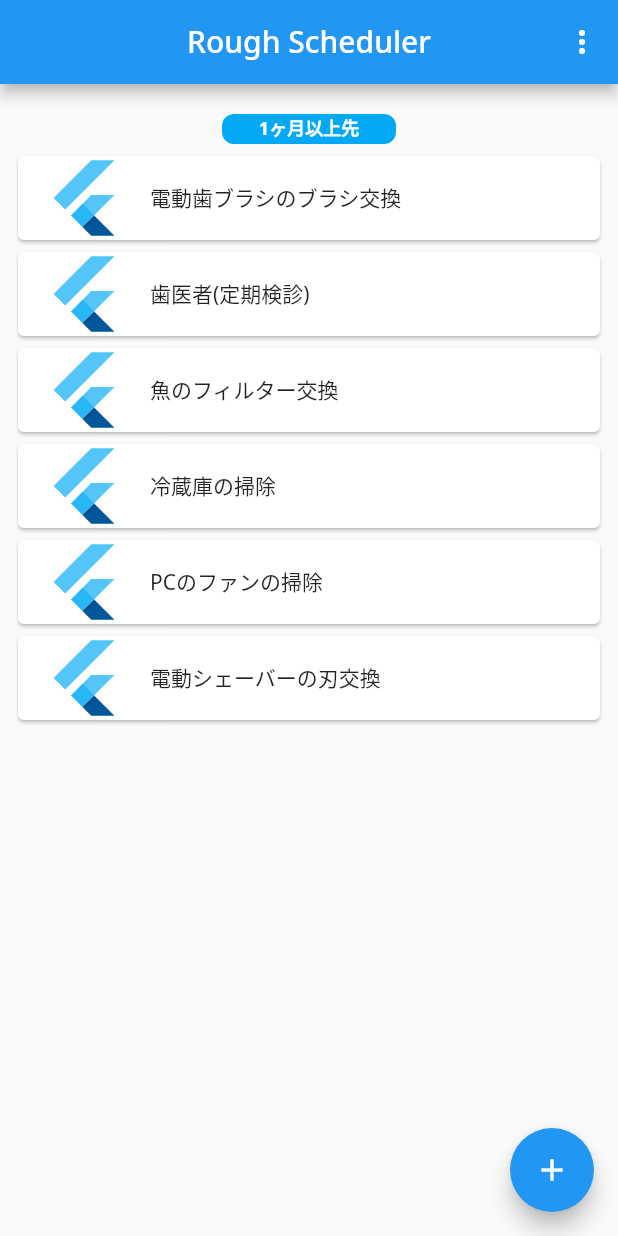
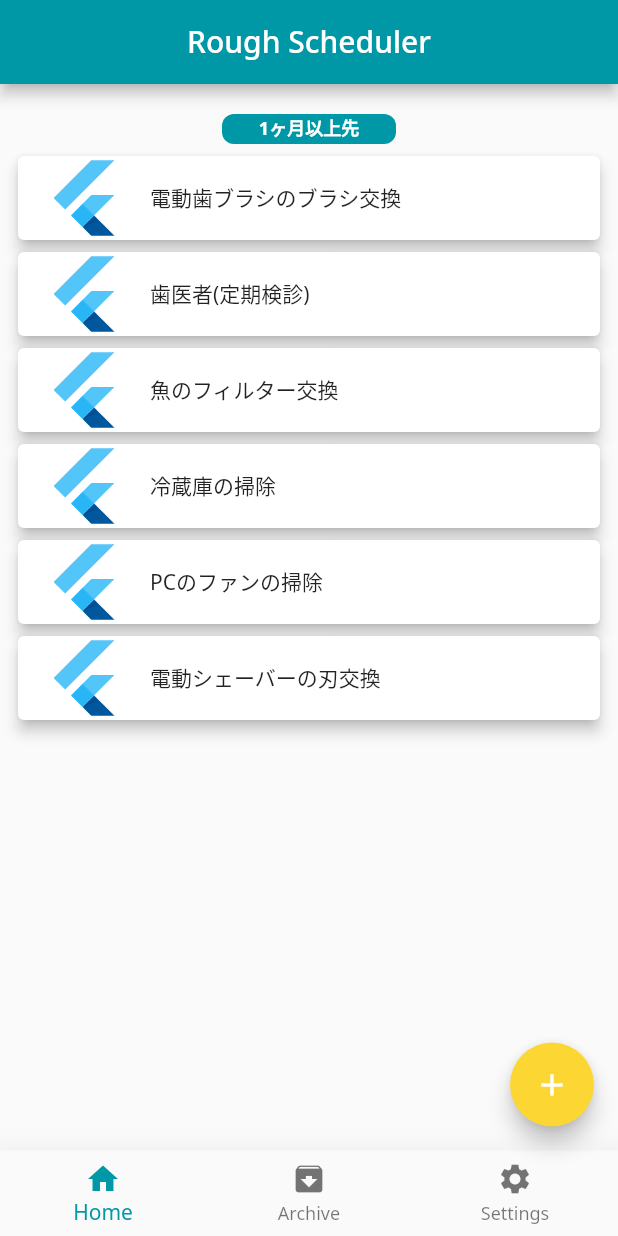
Before and after one commit to fftcysstkm/roughly_scheduler, a Flutter app: the screen it shows after launch, on a phone screen of 412 x 824 dp. Run offline on Flutter 3.47's test engine with Material 2 defaults, Android fonts, the phone set to English and light mode, and no system bars; drawn by our look-alikes of flutter_slidable, grouped_list; our stand-ins replace freezed_annotation, google_fonts, jiffy; statements that could not run were skipped.

Commit message:
ライト、ダークテーマ設定

```diff
--- a/lib/app.dart
+++ b/lib/app.dart
@@ -8,31 +8,16 @@ class App extends StatelessWidget {
   @override
   Widget build(BuildContext context) {
     return MaterialApp(
-        theme: ThemeData.light().copyWith(
-            textTheme: GoogleFonts.notoSansTextTheme(),
-            primaryColor: Colors.lightBlue,
-            highlightColor: Colors.lightBlue),
-        darkTheme: ThemeData.dark().copyWith(
-            textTheme:
-                GoogleFonts.notoSansTextTheme(ThemeData.dark().textTheme),
-            primaryColor: Colors.lightBlue,
-            highlightColor: Colors.lightBlue),
+        theme: _buildLightTheme(),
+        darkTheme: _buildDarkTheme(),
         home: Scaffold(
           appBar: AppBar(
             centerTitle: true,
             title: const Text('Rough Scheduler'),
-            actions: [
-              IconButton(
-                  onPressed: () {},
-                  icon: const Icon(
-                    (Icons.more_vert),
-                  ))
-            ],
           ),
+          bottomNavigationBar: _BottomNavBar(context: context),
           floatingActionButton: FloatingActionButton(
             onPressed: () {},
-            backgroundColor: Theme.of(context).primaryColor,
-            foregroundColor: Colors.white,
             child: const Icon(Icons.add),
           ),
           body: const Center(
@@ -41,3 +26,81 @@ class App extends StatelessWidget {
         ));
   }
 }
+
+// ignore: slash_for_doc_comments
+/**
+ * BottomNvigationBar。選択中のアイテムにPrimaryColorを適用するため、StatelessWidgetを継承している。
+ * https://stackoverflow.com/questions/50917350/custom-theme-not-working-properly-flutter
+ */
+class _BottomNavBar extends StatelessWidget {
+  const _BottomNavBar({required this.context});
+  final BuildContext context;
+
+  @override
+  Widget build(BuildContext context) {
+    return BottomNavigationBar(
+      items: const [
+        BottomNavigationBarItem(icon: Icon(Icons.home), label: 'Home'),
+        BottomNavigationBarItem(icon: Icon(Icons.archive), label: 'Archive'),
+        BottomNavigationBarItem(icon: Icon(Icons.settings), label: 'Settings'),
+      ],
+      selectedItemColor: Theme.of(context).primaryColor,
+      elevation: 20.0,
+    );
+  }
+}
+
+// ライトテーマを生成する
+ThemeData _buildLightTheme() {
+  // 色を設定
+  const primaryColor = Color(0xff0097a7);
+  const secondaryColor = Color(0xfffcd734);
+  final colorScheme = const ColorScheme.light().copyWith(
+    primary: primaryColor,
+    secondary: secondaryColor,
+    error: const Color(0xFFB00020),
+  );
+
+  // appbarとfabの色設定
+  const appBarTheme = AppBarTheme(backgroundColor: primaryColor);
+  const floatingActionButtonTheme = FloatingActionButtonThemeData(
+      backgroundColor: secondaryColor, foregroundColor: Colors.white);
+
+  // テキスト設定
+  final textTheme = GoogleFonts.notoSansTextTheme();
+
+  return ThemeData.light().copyWith(
+      textTheme: textTheme,
+      colorScheme: colorScheme,
+      primaryColor: primaryColor,
+      appBarTheme: appBarTheme,
+      floatingActionButtonTheme: floatingActionButtonTheme);
+}
+
+// ダークテーマを生成する
+ThemeData _buildDarkTheme() {
+  // 色を設定
+  const primaryColor = Color(0xff006978);
+  const secondaryColor = Color(0xffc5a600);
+  final colorScheme = const ColorScheme.dark().copyWith(
+    primary: primaryColor,
+    secondary: secondaryColor,
+    onPrimary: Colors.white,
+    error: const Color(0xFFB00020),
+  );
+
+  // appbarとfabの色設定
+  const appBarTheme = AppBarTheme(backgroundColor: primaryColor);
+  const floatingActionButtonTheme = FloatingActionButtonThemeData(
+      backgroundColor: secondaryColor, foregroundColor: Colors.white);
+
+  // テキスト設定
+  final textTheme = GoogleFonts.notoSansTextTheme(ThemeData.dark().textTheme);
+
+  return ThemeData.dark().copyWith(
+      textTheme: textTheme,
+      colorScheme: colorScheme,
+      primaryColor: primaryColor,
+      appBarTheme: appBarTheme,
+      floatingActionButtonTheme: floatingActionButtonTheme);
+}
--- a/lib/pages/todo/todo_list.dart
+++ b/lib/pages/todo/todo_list.dart
@@ -30,7 +30,7 @@ class Todos extends StatelessWidget {
             height: 20,
             width: 10,
             decoration: BoxDecoration(
-                color: Theme.of(context).highlightColor,
+                color: Theme.of(context).primaryColor,
                 borderRadius: BorderRadius.circular(8)),
             child: Text(
               label,
@@ -96,6 +96,7 @@ class _TodoCard extends StatelessWidget {
           style: Theme.of(context).textTheme.bodyMedium,
         ),
       ),
+      elevation: 4.0,
     );
   }
 }
--- a/pubspec.yaml
+++ b/pubspec.yaml
@@ -41,6 +41,8 @@ dependencies:
   grouped_list: ^5.1.2
   flutter_slidable: ^2.0.0
   jiffy: ^5.0.0
+  flutter_riverpod: ^2.1.3
+  go_router: ^6.0.0
 
 dev_dependencies:
   flutter_test:
```
